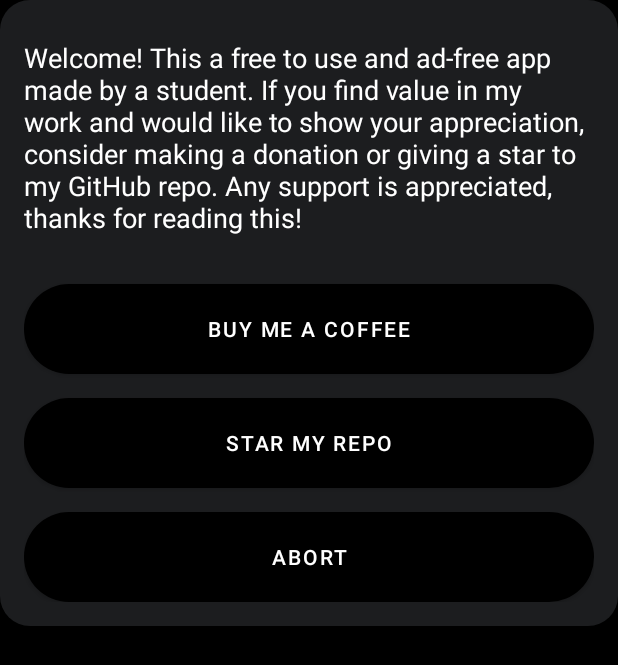
After one commit to Fr4nKB/Glyphify, an Android app: the layout first_boot.xml on its own in the app's theme, with its tools: preview values and no code run, on a phone screen of 412 x 824 dp. The commit adds this screen. Shown: the top 665 px of the screen. Run offline under Robolectric (Android 15) with nearby library versions, the phone set to English and light mode, and no system bars.

Commit message:
Added first boot message, improved code recycling

```diff
--- /dev/null
+++ b/app/src/main/res/layout/first_boot.xml
@@ -0,0 +1,46 @@
+<?xml version="1.0" encoding="utf-8"?>
+<LinearLayout xmlns:android="http://schemas.android.com/apk/res/android"
+    android:layout_width="wrap_content"
+    android:layout_height="wrap_content"
+    android:orientation="vertical"
+    android:padding="16dp"
+    android:background="@drawable/rounded_dialog">
+
+    <TextView
+        android:id="@+id/message_textView"
+        android:layout_marginTop="10dp"
+        android:layout_marginBottom="16dp"
+        android:layout_width="match_parent"
+        android:layout_height="wrap_content"
+        android:gravity="start"
+        android:textSize="18dp"
+        android:text="@string/support_me" />
+
+    <Button
+        android:id="@+id/paypalBtn"
+        android:layout_width="match_parent"
+        android:layout_height="60dp"
+        android:layout_marginTop="16dp"
+        android:background="@drawable/rounded_button_red"
+        android:backgroundTint="@null"
+        android:text="@string/support_paypal" />
+
+    <Button
+        android:id="@+id/githubBtn"
+        android:layout_width="match_parent"
+        android:layout_height="60dp"
+        android:layout_marginTop="16dp"
+        android:background="@drawable/rounded_button_red"
+        android:backgroundTint="@null"
+        android:text="@string/support_github" />
+
+    <Button
+        android:id="@+id/negativeButton"
+        android:layout_width="match_parent"
+        android:layout_height="60dp"
+        android:layout_marginTop="16dp"
+        android:background="@drawable/rounded_button_gray"
+        android:backgroundTint="@null"
+        android:text="@string/alert_negbtn" />
+
+</LinearLayout>
--- a/app/src/main/res/values/strings.xml
+++ b/app/src/main/res/values/strings.xml
@@ -13,4 +13,8 @@
     <string name="alert_settings_perm_msg">This app needs to change system settings in order to apply the ringtone. Do you want to allow this?</string>
     <string name="alert_posbtn">OK</string>
     <string name="alert_negbtn">Abort</string>
+
+    <string name="support_me">Welcome! This a free to use and ad-free app made by a student. If you find value in my work and would like to show your appreciation, consider making a donation or giving a star to my GitHub repo. Any support is appreciated, thanks for reading this!</string>
+    <string name="support_paypal">Buy me a coffee</string>
+    <string name="support_github">Star my repo</string>
 </resources>
```
Also changed, not shown: app/src/main/java/com/frank/glyphify/MainActivity.kt (+45 -9 lines), app/src/main/java/com/frank/glyphify/ui/dialogs/Dialog.kt (added, +62 -0 lines), app/src/main/java/com/frank/glyphify/ui/home/HomeFragment.kt (+13 -42 lines), app/src/main/java/com/frank/glyphify/ui/ringtones/RingtonesFragment.kt (+9 -37 lines), 1 other file.
